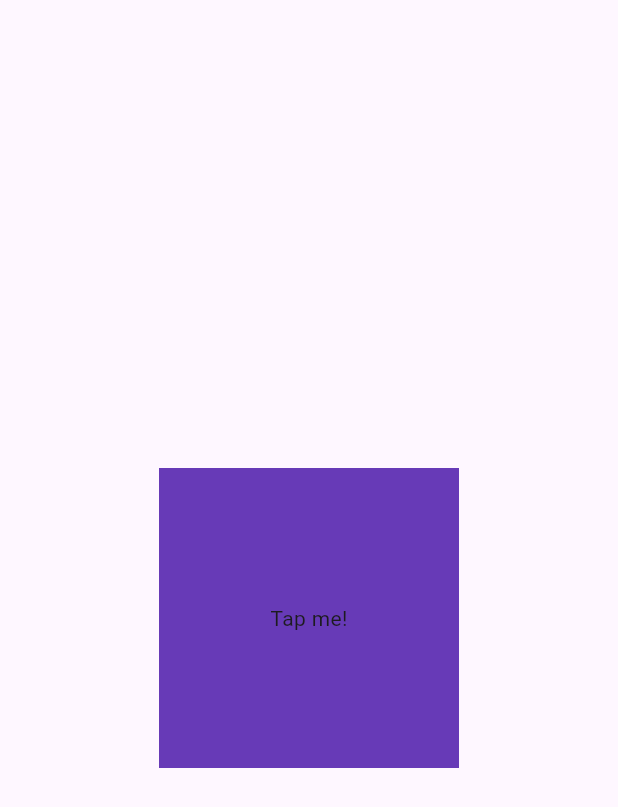
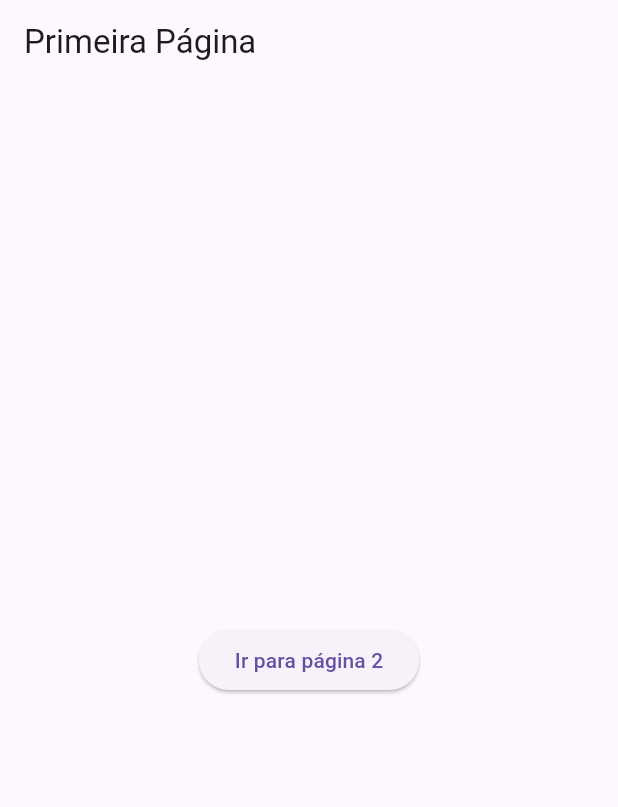
Before and after one commit to oFelpxz/Flutter_Begginers-Course.MitchKOKO, a Flutter app: the screen it shows after launch, on a phone screen of 412 x 824 dp. Shown: the top 807 px of the screen. Run offline on Flutter 3.47's test engine with Material 3 defaults, Android fonts, the phone set to English and light mode, and no system bars.

```diff
--- a/widgets_application_01/lib/main.dart
+++ b/widgets_application_01/lib/main.dart
@@ -1,6 +1,7 @@
 // ignore_for_file: prefer_const_constructors, prefer_const_literals_to_create_immutables
 
 import 'package:flutter/material.dart';
+import 'package:widgets_application_01/pages/first_page.dart';
 
 void main() {
   runApp(MyApp());
@@ -16,10 +17,6 @@ class MyApp extends StatefulWidget {
 
 // Extende o MyApp, Pra funcionar tive que fazer isso.
 class _MyAppState extends State<MyApp> {
-  void userTapped(){
-    print("User tapped!");
-  }
-
   @override
   Widget build(BuildContext context) {
     // MATERIALAPP: ter um cosnt atrás dele tira os erros.
@@ -28,22 +25,7 @@ class _MyAppState extends State<MyApp> {
       debugShowCheckedModeBanner: false,
       // HOME: basicamente define a tela principal.
       // SCAFFOLD: é um plano branco, funciona como um esquelo que segura todas as partes do app.
-      home: Scaffold(
-      // COMPONENTES DO SCAFFOLD:
-        // BODY -------------------------------------
-        // BODY: Definimos o conteúdo principal da tela.
-        body: Center(
-          child: GestureDetector(
-            onTap: userTapped,
-            child: Container(
-              width: 200,
-              height: 200,
-              color: Colors.deepPurple,
-              child: Center(child: Text("Tap me!")),
-            ),
-          ),
-        )
-      )
+      home: FirstPage(),
     );
   }
 }
--- /dev/null
+++ b/widgets_application_01/lib/pages/first_page.dart
@@ -0,0 +1,24 @@
+// ignore_for_file: prefer_const_constructors
+
+import 'package:flutter/material.dart';
+import 'package:widgets_application_01/pages/second_page.dart';
+
+class FirstPage extends StatelessWidget {
+  const FirstPage ({super.key});
+
+  @override
+  Widget build(BuildContext context) {
+    return Scaffold(
+      appBar: AppBar(title: Text("Primeira Página")),
+      body: Center(
+        child: ElevatedButton(
+          child: Text("Ir para página 2"),
+          onPressed: () {
+            // Navegar para a segunda página.
+            Navigator.push(context, MaterialPageRoute(builder: (context) => SecondePage()));
+          },
+        ),
+      ),
+    );
+  }
+}
```
Also changed, not shown: widgets_application_01/lib/pages/second_page.dart (added, +16 -0 lines).
